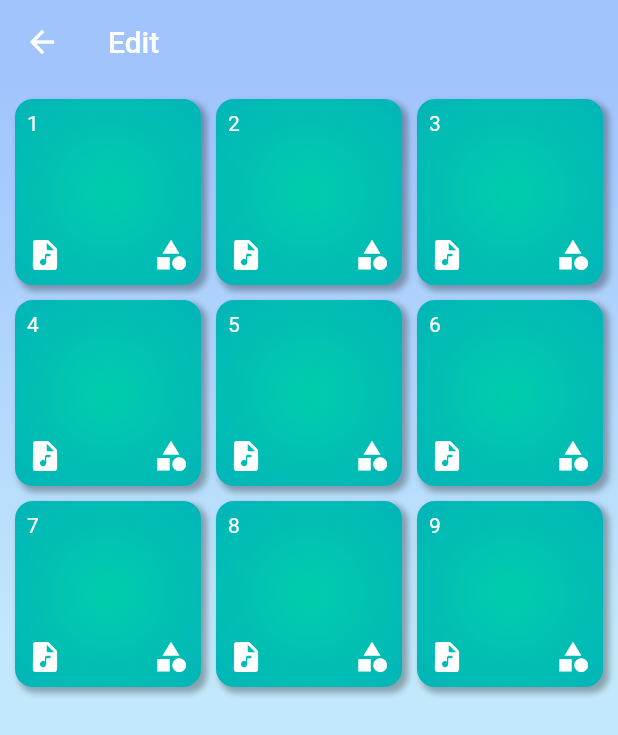
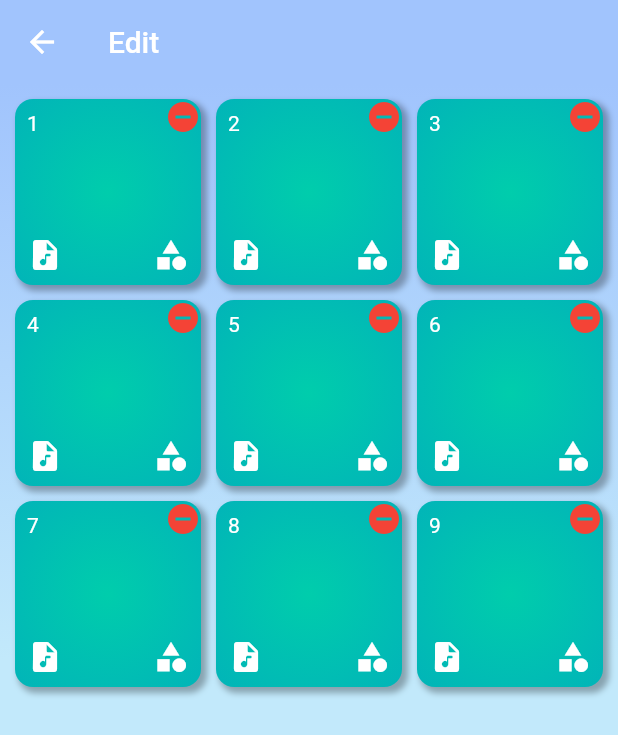
Before and after one commit to TanvirHasanAnik/Timbre_Pad, a Flutter app: the EditPadsPage screen opened directly, on a phone screen of 412 x 824 dp. Shown: the top 735 px of the screen. Run offline on Flutter 3.47's test engine with Material 2 defaults, Android fonts, the phone set to English and light mode, and no system bars; our stand-ins replace audioplayers, permission_handler, sqflite; missing offline and left inert: filesystem_picker; accounts and stored records are empty.

Commit message:
delete button method in database

```diff
--- a/lib/database_helper.dart
+++ b/lib/database_helper.dart
@@ -34,6 +34,11 @@ class DatabaseHelper {
       'pad',
       pad.toMap(),
     );
+  }
+
+  Future<void> deletePad(Pad pad) async {
+    final db = await database;
+    await db.delete('pad', where: '${Pad.COL_ID} = ?', whereArgs: [pad.id]);
   }
 
   Future<void> updatePad(
--- a/lib/pages/edit_pads_page.dart
+++ b/lib/pages/edit_pads_page.dart
@@ -81,13 +81,33 @@ class _EditPadsPageState extends State<EditPadsPage> {
           ]),
           color: Colors.blue,
           borderRadius: BorderRadius.circular(12)),
-      child: Column(
+      child: Stack(children: [
+        Column(
           crossAxisAlignment: CrossAxisAlignment.start,
           mainAxisAlignment: MainAxisAlignment.spaceBetween,
           children: [
             padTitleWidget(pad),
             buttonsRowWidget(pad),
           ],
+        ),
+        Positioned(
+          top: 0,
+          right: 0,
+          child: deleteButton(pad),
+        ),
+      ]),
+    );
+  }
+
+  Widget deleteButton(Pad pad) {
+    return GestureDetector(
+      onTap: () async {
+        await db.deletePad(pad);
+        setState(() {});
+      },
+      child: const Icon(
+        Icons.remove_circle,
+        color: Colors.red,
       ),
     );
   }
--- a/lib/pages/play_pads_page.dart
+++ b/lib/pages/play_pads_page.dart
@@ -136,7 +136,7 @@ class _PlayPadsPageState extends State<PlayPadsPage> {
                       notifyPlayerService
                                   .getAudioStatus(playerService.player) ==
                               "stopped"
-                          ? const Color(0xff2f3db6)
+                          ? const Color(0xff4956d0)
                           : const Color(0xffC33764),
                       const Color(0xff1D2671),
                     ]),
```
Lines whose indentation alone changed are shown as unchanged.
